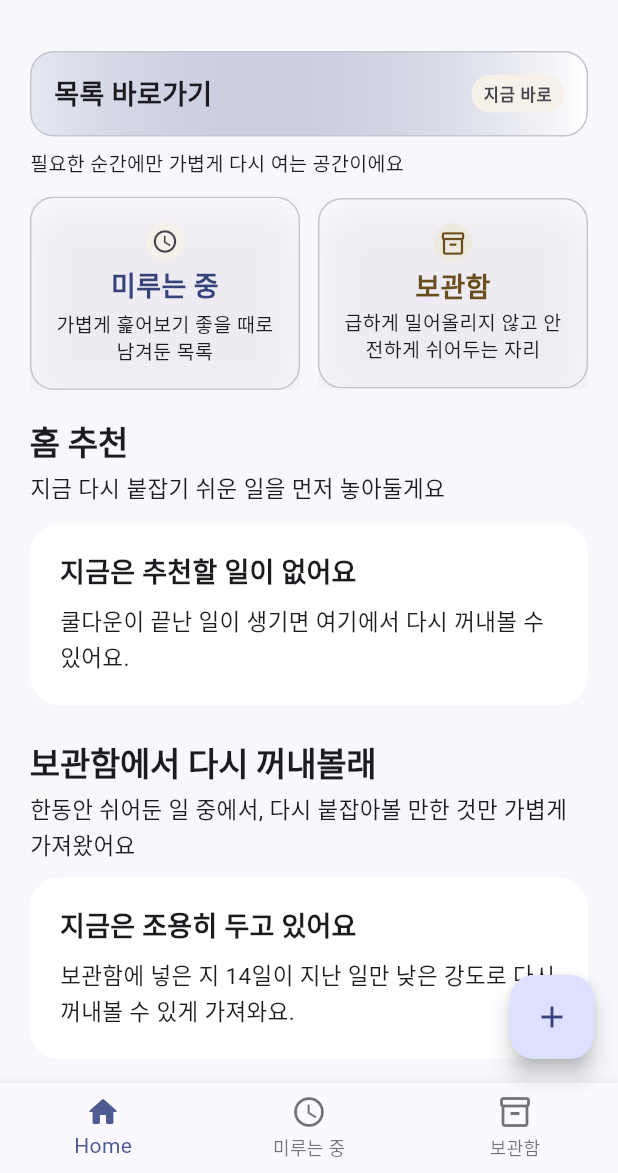
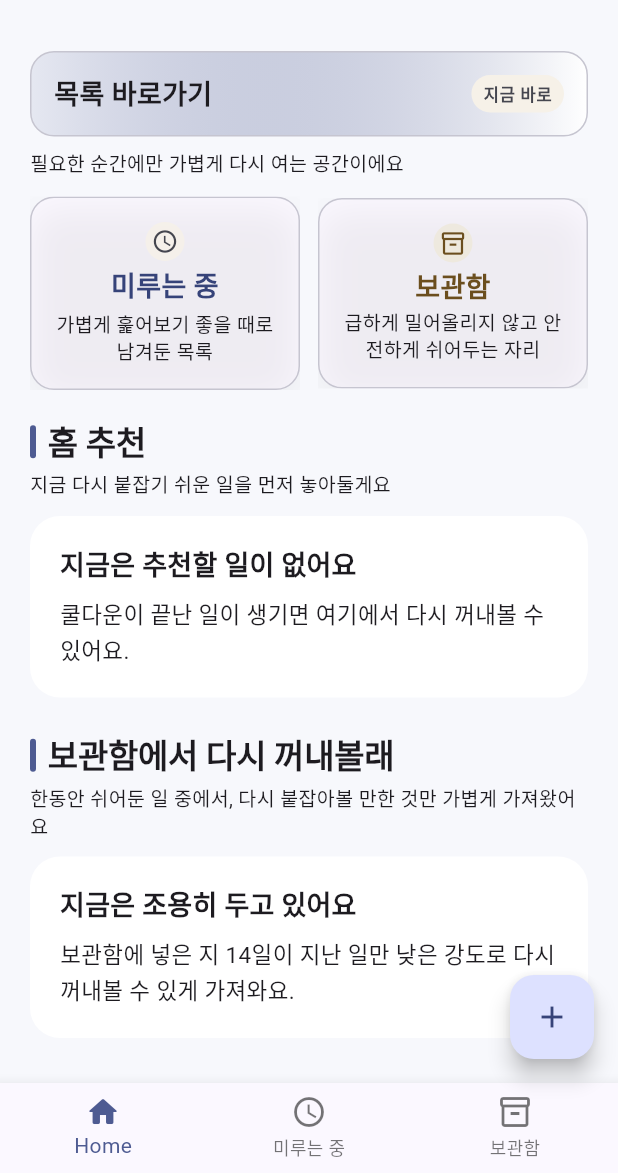
Before and after one commit to akra-devs/postponed-todos-flutter, a Flutter app: the screen it shows after launch, on a phone screen of 412 x 824 dp, the part 63-1236 px from its top. Run offline on Flutter 3.47's test engine with Material 3 defaults, Android fonts, the phone set to English and light mode, and no system bars; our stand-ins replace drift, flutter_bloc; accounts and stored records are empty; generated files the repository leaves out were written again.

Commit message:
refine: tune home section header typography rhythm

```diff
--- a/lib/features/tasks/presentation/tasks_home_screen.dart
+++ b/lib/features/tasks/presentation/tasks_home_screen.dart
@@ -491,12 +491,39 @@ class _SectionHeader extends StatelessWidget {
   @override
   Widget build(BuildContext context) {
     final theme = Theme.of(context);
+    final colorScheme = theme.colorScheme;
     return Column(
       crossAxisAlignment: CrossAxisAlignment.start,
       children: [
-        Text(title, style: theme.appTextRoles.sectionTitle),
+        Row(
+          children: [
+            Container(
+              width: 4,
+              height: 22,
+              decoration: BoxDecoration(
+                color: colorScheme.primary,
+                borderRadius: BorderRadius.circular(999),
+              ),
+            ),
+            const SizedBox(width: AppSpacingTokens.xs),
+            Expanded(
+              child: Text(
+                title,
+                style: theme.appTextRoles.sectionTitle.copyWith(
+                  fontWeight: FontWeight.w700,
+                  height: 1.25,
+                ),
+              ),
+            ),
+          ],
+        ),
         const SizedBox(height: AppSpacingTokens.compactTextGap),
-        Text(subtitle, style: theme.appTextRoles.body),
+        Text(
+          subtitle,
+          style: theme.appTextRoles.supportingBody.copyWith(height: 1.42),
+          maxLines: 2,
+          overflow: TextOverflow.ellipsis,
+        ),
       ],
     );
   }
```
